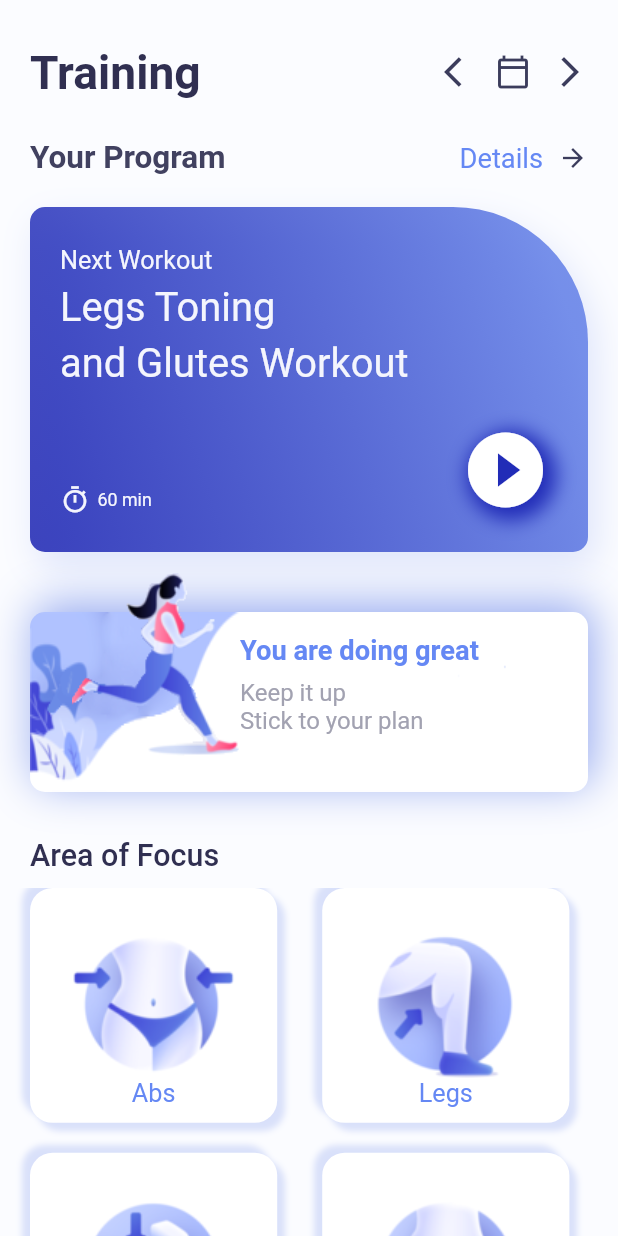
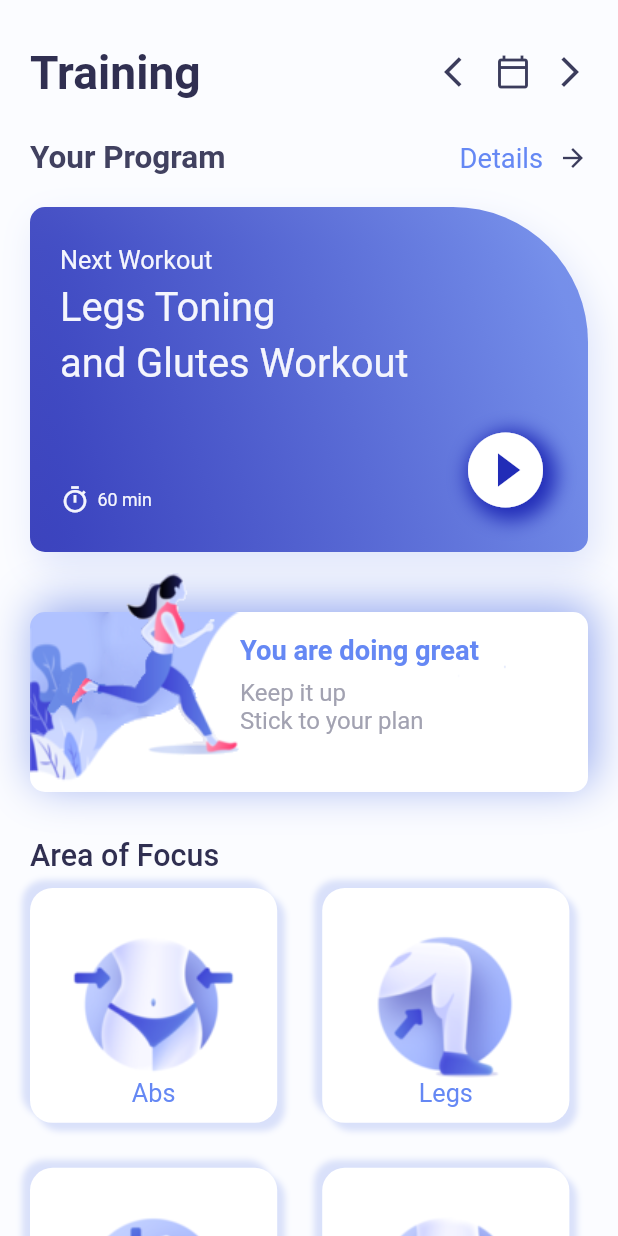
Before and after one commit to arnav-nirankari/workout_application, a Flutter app: the screen it shows after launch, on a phone screen of 412 x 824 dp. Run offline on Flutter 3.47's test engine with Material 2 defaults, Android fonts, the phone set to English and light mode, and no system bars.

```diff
--- a/lib/HomePage.dart
+++ b/lib/HomePage.dart
@@ -6,7 +6,6 @@ import 'package:flutter/material.dart';
 import 'package:flutter/services.dart';
 
 import 'assets/colors.dart';
-import 'widgets/HomePageGrid.dart';
 
 class HomePage extends StatefulWidget {
   const HomePage({super.key});
@@ -306,9 +305,9 @@ class _HomePageState extends State<HomePage> {
                   )
                 ],
               ),
-              SizedBox(
-                height: 10,
-              ),
+              // const SizedBox(
+              //   height: 10,
+              // ),
               Expanded(
                   child: OverflowBox(
                 maxWidth: MediaQuery.of(context).size.width,
@@ -318,8 +317,8 @@ class _HomePageState extends State<HomePage> {
                       return Row(
                         children: [
                           Container(
-                            margin: EdgeInsets.only(
-                                right: 30, bottom: 20, left: 20),
+                            margin: const EdgeInsets.only(
+                                right: 30, bottom: 20, left: 20, top: 10),
                             height: MediaQuery.of(context).size.height * 0.19,
                             width: MediaQuery.of(context).size.width * 0.4,
                             padding: const EdgeInsets.only(bottom: 10),
@@ -357,7 +356,7 @@ class _HomePageState extends State<HomePage> {
                             )),
                           ),
                           Container(
-                            margin: EdgeInsets.only(bottom: 20),
+                            margin: EdgeInsets.only(bottom: 20, top: 10),
                             height: MediaQuery.of(context).size.height * 0.19,
                             width: MediaQuery.of(context).size.width * 0.4,
                             padding: const EdgeInsets.only(bottom: 10),
```
Also changed, not shown: lib/WorkoutApp_repository.dart (deleted, +0 -11 lines).
